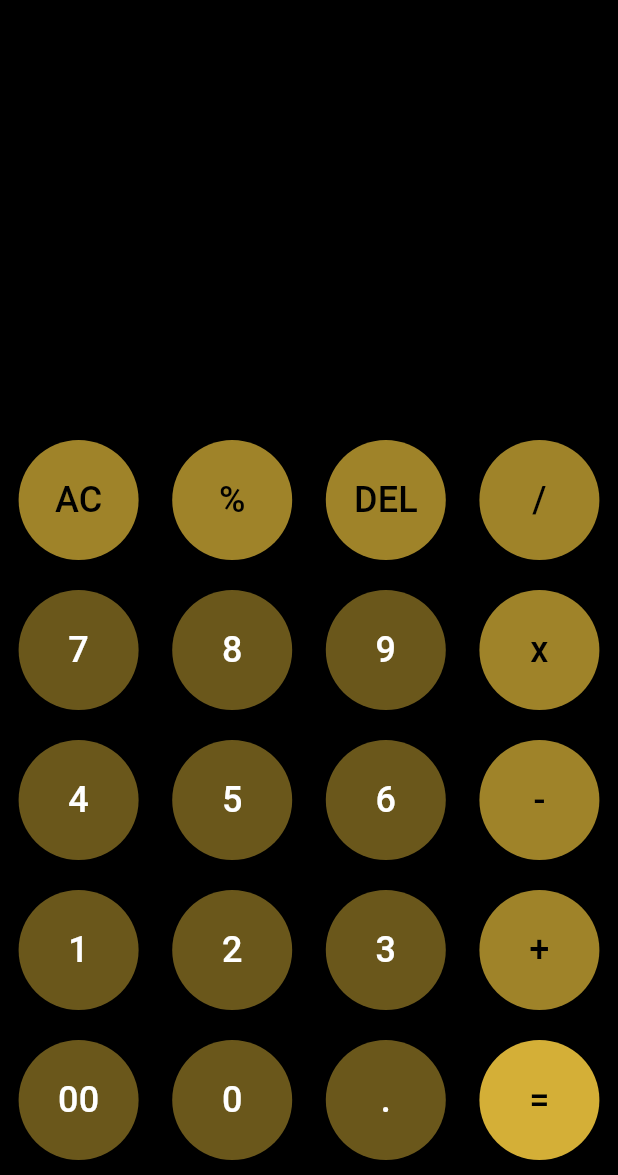
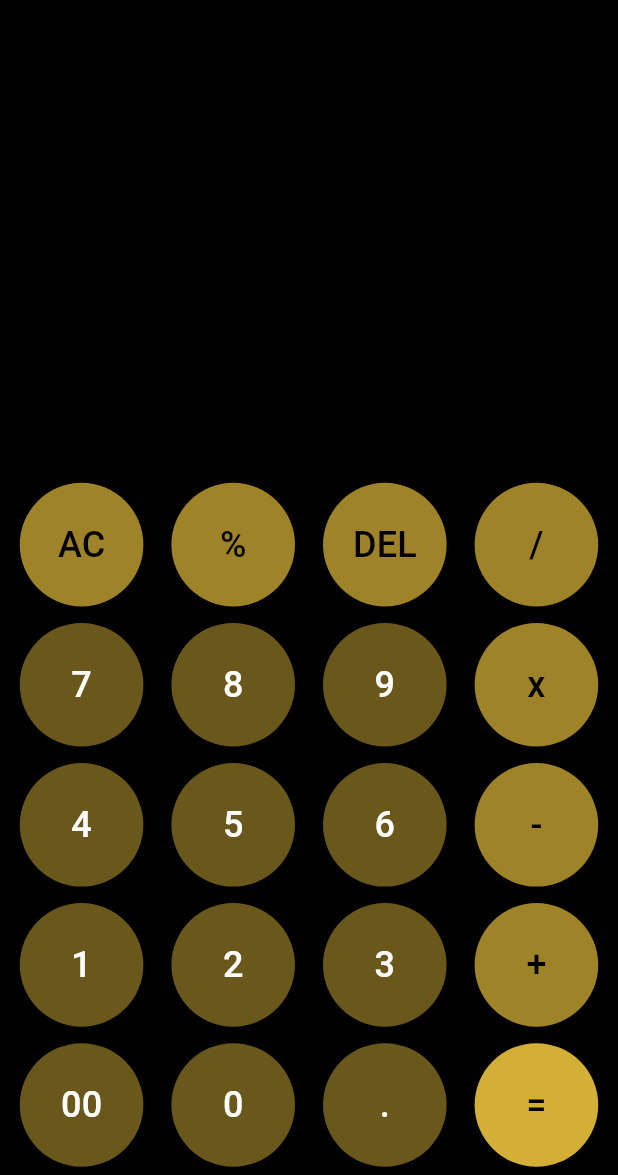
Before and after one commit to natalignatova/calculator, a Flutter app: the GoldCalcHistory screen opened directly, after a tap on the "calculate" icon, on a phone screen of 412 x 824 dp, the part 61-1236 px from its top. Run offline on Flutter 3.47's test engine with Material 3 defaults, Android fonts, the phone set to English and light mode, and no system bars; our stand-ins replace cloud_firestore, firebase_core, math_expressions; accounts and stored records are empty; Roboto replaces fonts that are missing (Outfit).

```diff
--- /dev/null
+++ b/lib/controllers/add_hist_contr.dart
@@ -0,0 +1,27 @@
+import 'package:flutter/material.dart';
+import 'package:goldcalc/controllers/pers/fs_cont.dart';
+import 'package:goldcalc/controllers/pers/pers_contr.dart';
+import 'dart:core';
+
+
+class AddHistoryMethod extends ChangeNotifier{
+  //List<String> historyList = [];
+
+  PersistenceController persistenceController = FirestoreController();
+
+  Future<void> addItemHistory(String historyItem) async {
+     await persistenceController.saveData(historyItem);
+    notifyListeners();
+  }
+
+  VoidCallback updateStateCallback;
+
+  AddHistoryMethod({
+    required this.updateStateCallback,
+  });
+
+  void setUpdateStateCallback(VoidCallback callback) {
+    updateStateCallback = callback;
+  }
+
+}
--- /dev/null
+++ b/lib/controllers/get_hist_contr.dart
@@ -0,0 +1,12 @@
+import 'package:goldcalc/controllers/pers/fs_cont.dart';
+import 'package:goldcalc/controllers/pers/pers_contr.dart';
+
+class GetHistoryMethod {
+  List<String> historyList = [];
+
+  PersistenceController persistenceController = FirestoreController();
+
+  Future<List<String>> getAllHistory() async {
+    return persistenceController.getAllData();
+  }
+}
--- /dev/null
+++ b/lib/controllers/pers/fs_cont.dart
@@ -0,0 +1,35 @@
+import 'package:cloud_firestore/cloud_firestore.dart';
+import 'package:firebase_core/firebase_core.dart';
+import 'package:goldcalc/controllers/pers/pers_contr.dart';
+import '../../firebase_options.dart';
+
+class FirestoreController implements PersistenceController {
+  late FirebaseFirestore db;
+
+  @override
+  Future<List<String>> getAllData() async {
+    await init();
+    QuerySnapshot snapshot = await db.collection('goldcalcdatabase').get();
+    List<String> history = snapshot.docs.map((mem) {
+      Map<String, dynamic> data = mem.data() as Map<String, dynamic>;
+      return data['goldcalchistory'].toString();
+    }).toList();
+    history.sort((a, b) => b.substring(0, 19).compareTo(a.substring(0, 19)));
+    return history;
+  }
+
+  @override
+  Future<void> init() async {
+    await Firebase.initializeApp(
+      options: DefaultFirebaseOptions.currentPlatform,
+    );
+    db = FirebaseFirestore.instance;
+  }
+
+  @override
+  Future<void> saveData(String gchistory) async {
+    await init();
+    await db.collection('goldcalcdatabase').add({'goldcalchistory': gchistory});
+  }
+
+}
--- /dev/null
+++ b/lib/controllers/pers/pers_contr.dart
@@ -0,0 +1,5 @@
+abstract class PersistenceController {
+  Future<void> init();
+  Future<List<String>> getAllData();
+  Future<void> saveData(String goldCalcHistory);
+}
--- a/lib/main.dart
+++ b/lib/main.dart
@@ -1,13 +1,9 @@
 import 'package:flutter/material.dart';
-import 'package:goldcalc/screens/gold_calc_screen.dart';
-
-
-
+import 'package:goldcalc/screens/gc_screen.dart';
 
 void main() {
   runApp(const MyApp());
 }
-
 class MyApp extends StatelessWidget {
   const MyApp({super.key});
 
--- a/lib/methods/get_history_method.dart
+++ /dev/null
@@ -1,25 +0,0 @@
-import 'package:shared_preferences/shared_preferences.dart';
-import 'package:flutter/material.dart';
-
-class GetHistoryMethod {
-  List<String> historyList = [];
-
-  VoidCallback updateStateCallback;
-
-  GetHistoryMethod({
-    required this.updateStateCallback,
-  });
-
-  void setUpdateStateCallback(VoidCallback callback) {
-    updateStateCallback = callback;
-  }
-
-  Future<void> loadHistoryList() async {
-    SharedPreferences prefs = await SharedPreferences.getInstance();
-    List<String>? list = prefs.getStringList('historyGoldCalc');
-    if (list != null) {
-      historyList = list;
-    }
-    updateStateCallback();
-  }
-}
--- a/lib/screens/gold_calc_screen.dart
+++ b/lib/screens/gc_screen.dart
@@ -1,10 +1,10 @@
 import 'package:flutter/material.dart';
 import 'package:goldcalc/widgets/clc_button.dart';
 import 'package:goldcalc/screens/mile_to_km.dart';
-import 'package:goldcalc/screens/goldcalchistory.dart';
+import 'package:goldcalc/screens/gсhistory_screen.dart';
 import 'dart:core';
-import 'package:goldcalc/methods/calc_method.dart';
-import 'package:goldcalc/methods/add_history_method.dart';
+import 'package:goldcalc/controllers/calc_contr.dart';
+import 'package:goldcalc/controllers/add_hist_contr.dart';
 
 class GoldCalcScreen extends StatefulWidget {
   const GoldCalcScreen({super.key});
@@ -74,7 +74,7 @@ class _GoldCalcScreenState extends State<GoldCalcScreen> {
                   style: TextStyle(
                     fontFamily: 'Outfit',
                     color: Color(0xFFD4AF37),
-                    fontSize: 60,
+                    fontSize: 50,
                     letterSpacing: 10,
                     fontWeight: FontWeight.w500,
                   ),
@@ -91,7 +91,7 @@ class _GoldCalcScreenState extends State<GoldCalcScreen> {
                   style: TextStyle(
                     fontFamily: 'Outfit',
                     color: Color(0x7FD4AF37),
-                    fontSize: 36,
+                    fontSize: 32,
                   ),
                 ),
               ),
--- a/lib/screens/goldcalchistory.dart
+++ b/lib/screens/gсhistory_screen.dart
@@ -1,6 +1,6 @@
 import 'package:flutter/material.dart';
-import 'package:goldcalc/screens/gold_calc_screen.dart';
-import 'package:goldcalc/methods/get_history_method.dart';
+import 'package:goldcalc/screens/gc_screen.dart';
+import 'package:goldcalc/controllers/get_hist_contr.dart';
 
 class GoldCalcHistory extends StatefulWidget {
   const GoldCalcHistory({Key? key}) : super(key: key);
@@ -11,15 +11,21 @@ class GoldCalcHistory extends StatefulWidget {
 
 class _GoldCalcHistory extends State<GoldCalcHistory> {
   late GetHistoryMethod getHistory;
-
+  List<String> historyList = [];
 
   @override
   void initState() {
     super.initState();
-    getHistory = GetHistoryMethod(updateStateCallback: () {
-      setState(() {});
+    getHistory = GetHistoryMethod();
+    loadHistory();
+  }
+
+  // Метод для загрузки истории из Firestore и обновления состояния виджета
+  Future<void> loadHistory() async {
+    List<String> history = await getHistory.getAllHistory(); // Получаем историю из Firestore
+    setState(() {
+      historyList = history; // Обновляем состояние виджета
     });
-    getHistory.loadHistoryList();
   }
 
   @override
@@ -41,11 +47,13 @@ class _GoldCalcHistory extends State<GoldCalcHistory> {
         leading: IconButton(
           icon: Icon(Icons.calculate, color: Color(0xFFD4AF37)),
           onPressed: () {
-            Navigator.of(context).push(MaterialPageRoute(builder: (context) => GoldCalcScreen()));
+            Navigator.of(context).push(
+                MaterialPageRoute(builder: (context) => GoldCalcScreen()));
           },
         ),
       ),
-      body: SingleChildScrollView( // Обернуть контейнер в SingleChildScrollView
+      body: SingleChildScrollView(
+        // Обернуть контейнер в SingleChildScrollView
         child: Container(
           alignment: Alignment.centerRight,
           padding: EdgeInsets.all(14),
@@ -54,12 +62,14 @@ class _GoldCalcHistory extends State<GoldCalcHistory> {
             children: [
               SizedBox(height: 6),
               ListView.builder(
-                shrinkWrap: true, // ListView занимает только необходимое пространство
-                physics: NeverScrollableScrollPhysics(), // Отключает прокрутку ListView, так как уже есть SingleChildScrollView
-                itemCount: getHistory.historyList.length,
+                shrinkWrap: true,
+                // ListView занимает только необходимое пространство
+                physics: NeverScrollableScrollPhysics(),
+                // Отключает прокрутку ListView, так как уже есть SingleChildScrollView
+                itemCount: historyList.length,
                 itemBuilder: (context, index) {
                   return Text(
-                    getHistory.historyList[index],
+                    historyList[index],
                     style: TextStyle(
                       color: Color(0xFFD4AF37),
                       fontSize: 16,
--- a/lib/screens/mile_to_km.dart
+++ b/lib/screens/mile_to_km.dart
@@ -1,9 +1,7 @@
 import 'package:flutter/material.dart';
-import 'package:goldcalc/screens/gold_calc_screen.dart';
+import 'package:goldcalc/screens/gc_screen.dart';
 import 'package:goldcalc/widgets/clc_button.dart';
-import 'package:goldcalc/methods/converter_method.dart';
-
-
+import 'package:goldcalc/controllers/conv_contr.dart';
 
 class MileToKm extends StatefulWidget {
   const MileToKm({super.key});
--- a/lib/widgets/clc_button.dart
+++ b/lib/widgets/clc_button.dart
@@ -1,7 +1,6 @@
 import 'package:flutter/material.dart';
 
 class ClcButton extends StatelessWidget {
-  //const ClcButton({super.key});
   final String txt;
   final int txtclr;
   final int backclr;
@@ -16,10 +15,10 @@ class ClcButton extends StatelessWidget {
   @override
   Widget build(BuildContext context) {
     return Container(
-      margin: EdgeInsets.all(10.0),
+      margin: EdgeInsets.all(MediaQuery.of(context).size.width/5/5/3),
       child: SizedBox(
-        width: 80,
-        height: 80,
+        width: MediaQuery.of(context).size.width/5,
+        height: MediaQuery.of(context).size.width/5,
         child: TextButton(
           onPressed: () => callback(txt),
           child: Text(
@@ -32,7 +31,7 @@ class ClcButton extends StatelessWidget {
           ),
           style: TextButton.styleFrom(
               shape: RoundedRectangleBorder(
-                borderRadius: BorderRadius.circular(40),
+                borderRadius: BorderRadius.circular(MediaQuery.of(context).size.width/10),
               ),
               backgroundColor: Color(backclr)),
         ),
--- a/pubspec.yaml
+++ b/pubspec.yaml
@@ -33,11 +33,13 @@ dependencies:
   shared_preferences: 2.2.2
   intl: 0.19.0
   math_expressions: 2.4.0
+  firebase_core: 2.27.0
+  cloud_firestore: 4.15.8
 
 
   # The following adds the Cupertino Icons font to your application.
   # Use with the CupertinoIcons class for iOS style icons.
-  cupertino_icons: ^1.0.2
+  cupertino_icons: 1.0.2
 
 dev_dependencies:
   flutter_test:
```
Also changed, not shown: lib/controllers/calc_contr.dart (renamed from lib/methods/calc_method.dart, +13 -17 lines), lib/methods/add_history_method.dart (deleted, +0 -28 lines), lib/controllers/conv_contr.dart (renamed from lib/methods/converter_method.dart), pubspec.lock, 1 other file.
